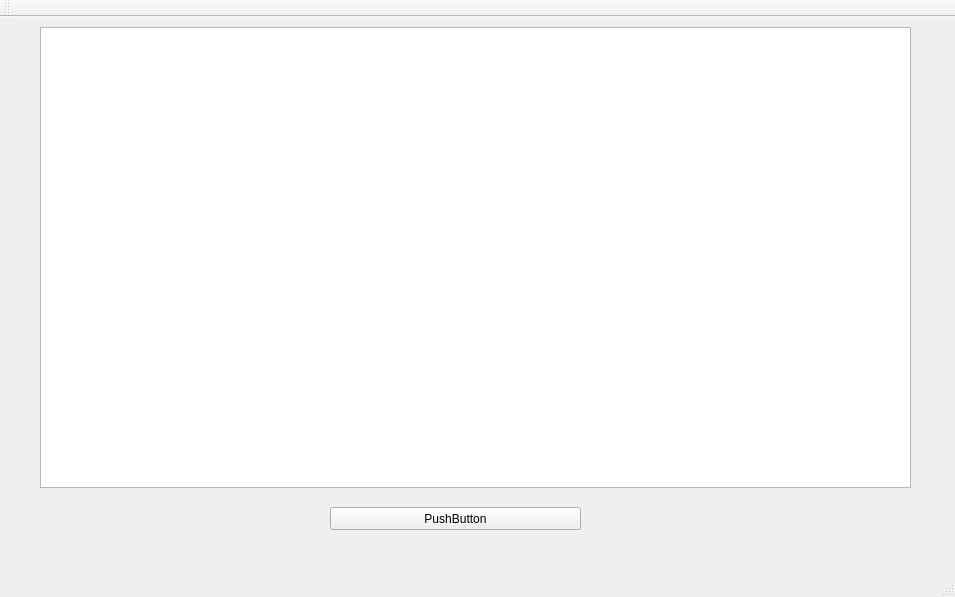
Above: mainwindow.ui from carlosxdcubo/flappybirds before the change. Below: the same form after it.
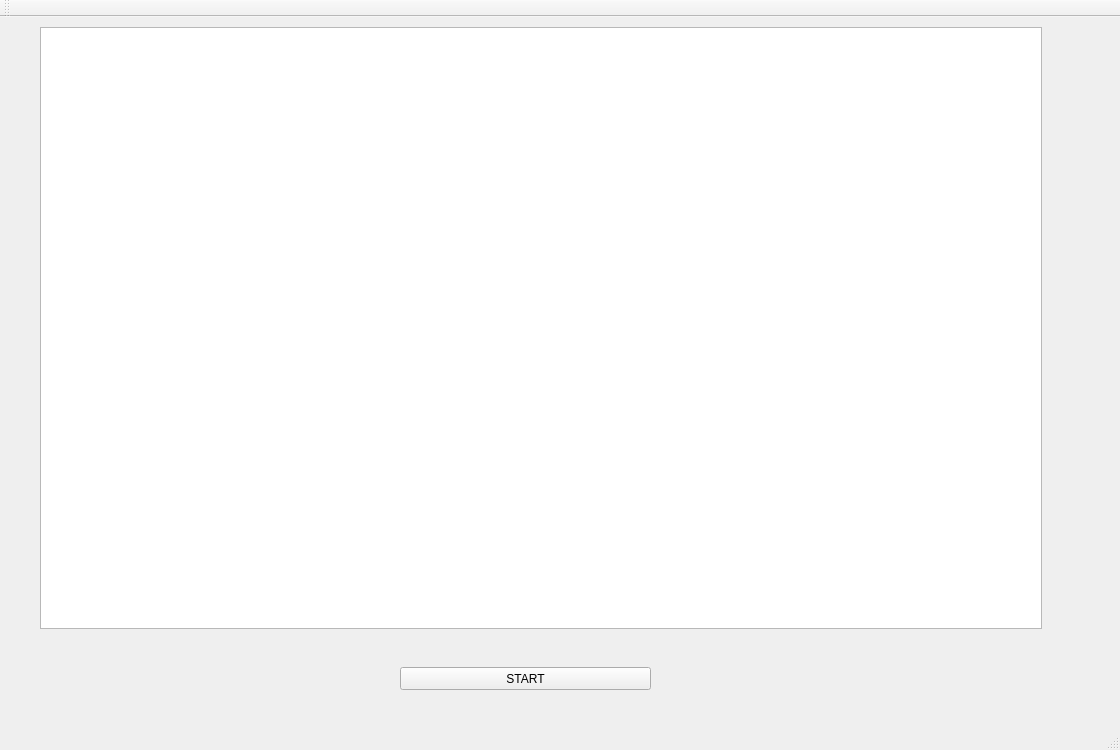
That is the form after the change.

Diff of the .ui file:
```diff
--- a/mainwindow.ui
+++ b/mainwindow.ui
@@ -6,8 +6,8 @@
    <rect>
     <x>0</x>
     <y>0</y>
-    <width>955</width>
-    <height>597</height>
+    <width>1120</width>
+    <height>750</height>
    </rect>
   </property>
   <property name="windowTitle">
@@ -19,22 +19,22 @@
      <rect>
       <x>40</x>
       <y>10</y>
-      <width>871</width>
-      <height>461</height>
+      <width>1002</width>
+      <height>602</height>
      </rect>
     </property>
    </widget>
    <widget class="QPushButton" name="pushButton">
     <property name="geometry">
      <rect>
-      <x>330</x>
-      <y>490</y>
+      <x>400</x>
+      <y>650</y>
       <width>251</width>
       <height>23</height>
      </rect>
     </property>
     <property name="text">
-     <string>PushButton</string>
+     <string>START</string>
     </property>
    </widget>
   </widget>
```
Left out of the diff: 2 changed lines with no effect on the pictures.
